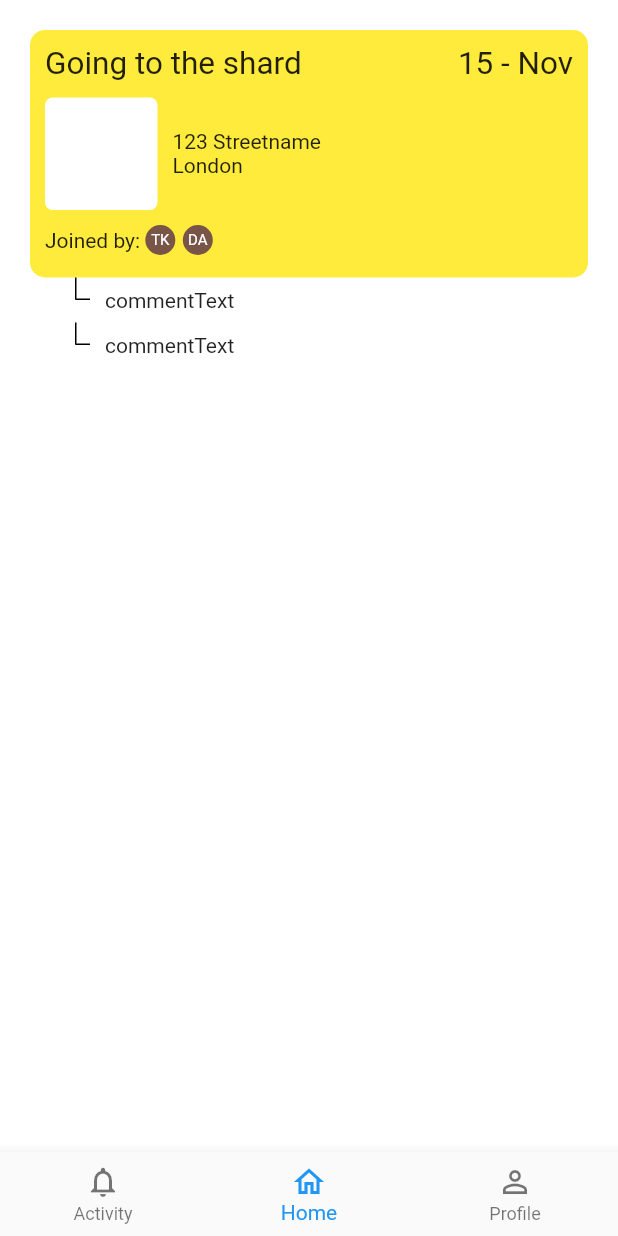
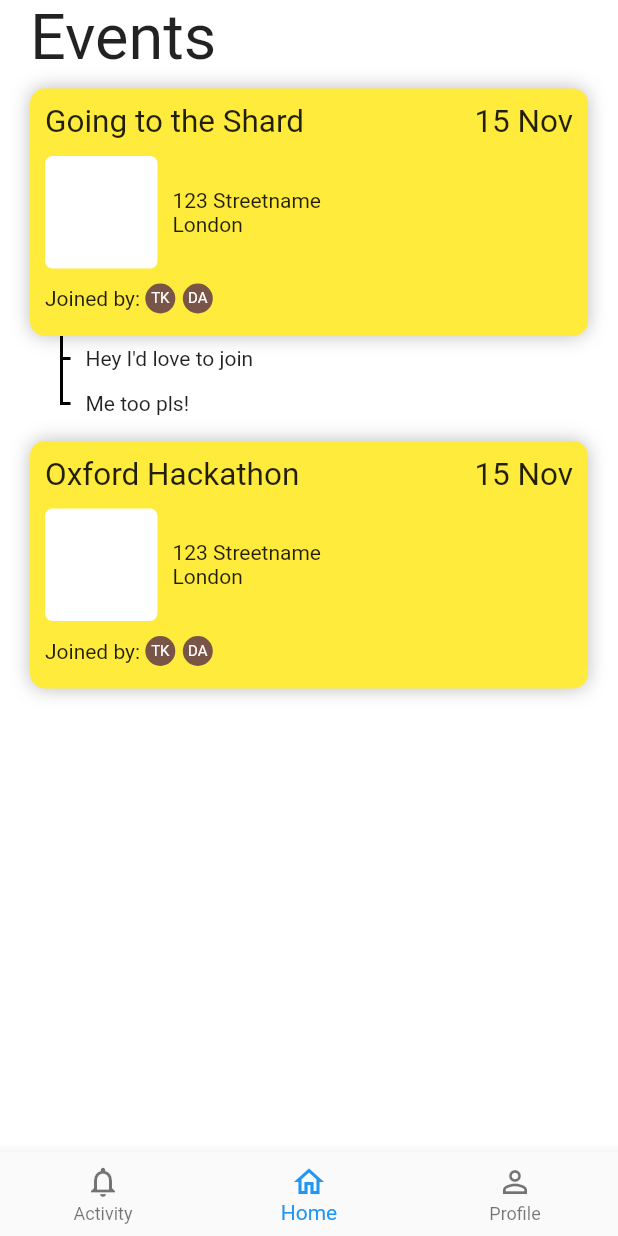
Before and after one commit to tkkotee/Oxford-Hack-22, a Flutter app: the screen it shows after launch, on a phone screen of 412 x 824 dp. Run offline on Flutter 3.47's test engine with Material 2 defaults, Android fonts, the light colour scheme and no system bars.

Commit message:
PS: More visual changes to homepage

```diff
--- a/oxford_hack_flutter/lib/ui/components/comment.dart
+++ b/oxford_hack_flutter/lib/ui/components/comment.dart
@@ -11,21 +11,38 @@ class CommentsWidget extends StatelessWidget {
   @override
   Widget build(BuildContext context) {
     return Container(
-      height: 30,
-      padding: EdgeInsets.symmetric(horizontal: 30),
+      height: (30 * comments.length).toDouble(),
+      padding: const EdgeInsets.symmetric(horizontal: 40),
       child: Row(
         crossAxisAlignment: CrossAxisAlignment.start,
         children: [
           Container(
-            width: 10,
-            height: 15,
-            decoration: BoxDecoration(
-                border: Border(
-                    left: BorderSide(color: Colors.black),
-                    bottom: BorderSide(color: Colors.black))),
+            width: 2,
+            height: (30 * (comments.length - 1)).toDouble() + 16,
+            color: Colors.black,
           ),
-          SizedBox(width: 10),
-          Center(child: Text('commentText'))
+          Column(
+            crossAxisAlignment: CrossAxisAlignment.start,
+            children: comments
+                .map(
+                  (comment) => Container(
+                    height: 30,
+                    child: Row(
+                      crossAxisAlignment: CrossAxisAlignment.center,
+                      children: [
+                        Container(
+                          width: 5,
+                          height: 2,
+                          color: Colors.black,
+                        ),
+                        const SizedBox(width: 10),
+                        Text(comment),
+                      ],
+                    ),
+                  ),
+                )
+                .toList(),
+          )
         ],
       ),
     );
--- a/oxford_hack_flutter/lib/ui/components/event_widget.dart
+++ b/oxford_hack_flutter/lib/ui/components/event_widget.dart
@@ -14,24 +14,33 @@ class EventWidget extends StatelessWidget {
 
   @override
   Widget build(BuildContext context) {
-    return Container(
+    return Padding(
+      padding: const EdgeInsets.symmetric(horizontal: 20),
+      child: Container(
         height: 165,
         padding: const EdgeInsets.all(10),
         decoration: BoxDecoration(
           borderRadius: BorderRadius.circular(10),
           color: Colors.yellow,
+          boxShadow: const [
+            BoxShadow(
+              color: Colors.black26,
+              blurRadius: 10,
+              spreadRadius: 0,
+            ),
+          ],
         ),
         child: Column(
           children: [
             Row(
               mainAxisAlignment: MainAxisAlignment.spaceBetween,
-            children: const [
+              children: [
                 Text(
-                'Going to the shard',
+                  eventTitle,
                   textScaleFactor: 1.5,
                 ),
-              Text(
-                '15 - Nov',
+                const Text(
+                  '15 Nov',
                   textScaleFactor: 1.5,
                 )
               ],
@@ -69,6 +78,7 @@ class EventWidget extends StatelessWidget {
             )
           ],
         ),
+      ),
     );
   }
 }
--- a/oxford_hack_flutter/lib/ui/pages/home_page.dart
+++ b/oxford_hack_flutter/lib/ui/pages/home_page.dart
@@ -10,17 +10,41 @@ class HomePage extends StatelessWidget {
     return SafeArea(
       child: Container(
         // height: double.infinity,
-        padding: const EdgeInsets.all(20),
         color: Colors.white,
         child: Column(
-          children: const [
-            EventWidget(
-              eventTitle: '',
-              startTime: '',
-              endTime: '',
+          crossAxisAlignment: CrossAxisAlignment.start,
+          children: [
+            Padding(
+              padding: const EdgeInsets.symmetric(horizontal: 20),
+              child: Text(
+                'Events',
+                textScaleFactor: 3,
+              ),
             ),
-            CommentsWidget(comments: ['Hey I\'d love to join']),
-            CommentsWidget(comments: ['Me too pls!']),
+            SizedBox(height: 10),
+            Expanded(
+              child: ListView(
+                children: const [
+                  EventWidget(
+                    eventTitle: 'Going to the Shard',
+                    startTime: '',
+                    endTime: '',
+                  ),
+                  CommentsWidget(
+                    comments: [
+                      'Hey I\'d love to join',
+                      'Me too pls!',
+                    ],
+                  ),
+                  SizedBox(height: 10),
+                  EventWidget(
+                    eventTitle: 'Oxford Hackathon',
+                    startTime: '',
+                    endTime: '',
+                  ),
+                ],
+              ),
+            ),
           ],
         ),
       ),
```
Lines whose indentation alone changed are shown as unchanged.
